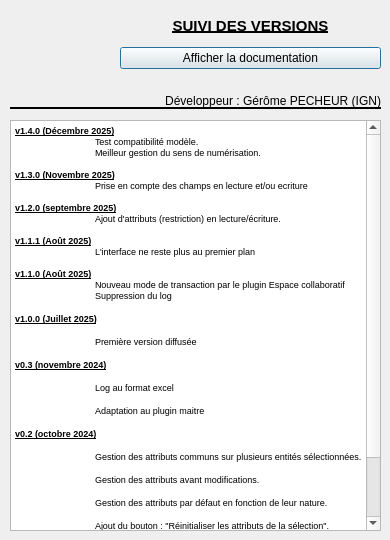
First picture: the form in aproposde.ui, repository IGNF/assistant-route-qgis-plugin, before the edit.
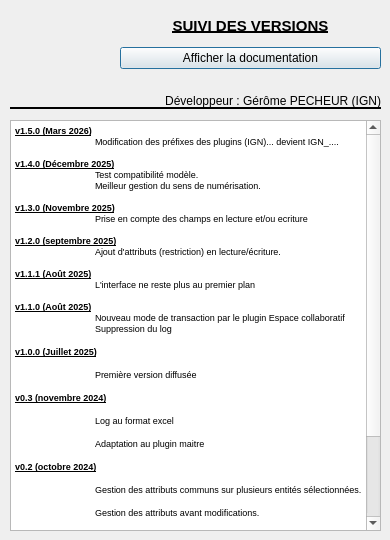
Second picture: the form after the edit. Icons and pictures are not drawn.

```diff
--- a/aproposde.ui
+++ b/aproposde.ui
@@ -100,6 +100,9 @@
 &lt;html&gt;&lt;head&gt;&lt;meta name=&quot;qrichtext&quot; content=&quot;1&quot; /&gt;&lt;style type=&quot;text/css&quot;&gt;
 p, li { white-space: pre-wrap; }
 &lt;/style&gt;&lt;/head&gt;&lt;body style=&quot; font-family:'MS Shell Dlg 2'; font-size:7.8pt; font-weight:400; font-style:normal;&quot;&gt;
+&lt;p style=&quot; margin-top:0px; margin-bottom:0px; margin-left:0px; margin-right:0px; -qt-block-indent:0; text-indent:0px;&quot;&gt;&lt;span style=&quot; font-size:7pt; font-weight:600; text-decoration: underline;&quot;&gt;v1.5.0 (Mars 2026)&lt;/span&gt;&lt;/p&gt;
+&lt;p style=&quot; margin-top:0px; margin-bottom:0px; margin-left:0px; margin-right:0px; -qt-block-indent:0; text-indent:0px;&quot;&gt;&lt;span style=&quot; font-size:7pt;&quot;&gt;	Modification des préfixes des plugins (IGN)... devient IGN_....&lt;/span&gt;&lt;/p&gt;
+&lt;p style=&quot;-qt-paragraph-type:empty; margin-top:0px; margin-bottom:0px; margin-left:0px; margin-right:0px; -qt-block-indent:0; text-indent:0px; font-size:7pt;&quot;&gt;&lt;br /&gt;&lt;/p&gt;
 &lt;p style=&quot; margin-top:0px; margin-bottom:0px; margin-left:0px; margin-right:0px; -qt-block-indent:0; text-indent:0px;&quot;&gt;&lt;span style=&quot; font-size:7pt; font-weight:600; text-decoration: underline;&quot;&gt;v1.4.0 (Décembre 2025)&lt;/span&gt;&lt;/p&gt;
 &lt;p style=&quot; margin-top:0px; margin-bottom:0px; margin-left:0px; margin-right:0px; -qt-block-indent:0; text-indent:0px;&quot;&gt;&lt;span style=&quot; font-size:7pt;&quot;&gt;	Test compatibilité modèle.&lt;/span&gt;&lt;/p&gt;
 &lt;p style=&quot; margin-top:0px; margin-bottom:0px; margin-left:0px; margin-right:0px; -qt-block-indent:0; text-indent:0px;&quot;&gt;&lt;span style=&quot; font-size:7pt;&quot;&gt;	Meilleur gestion du sens de numérisation.&lt;/span&gt;&lt;/p&gt;
```
